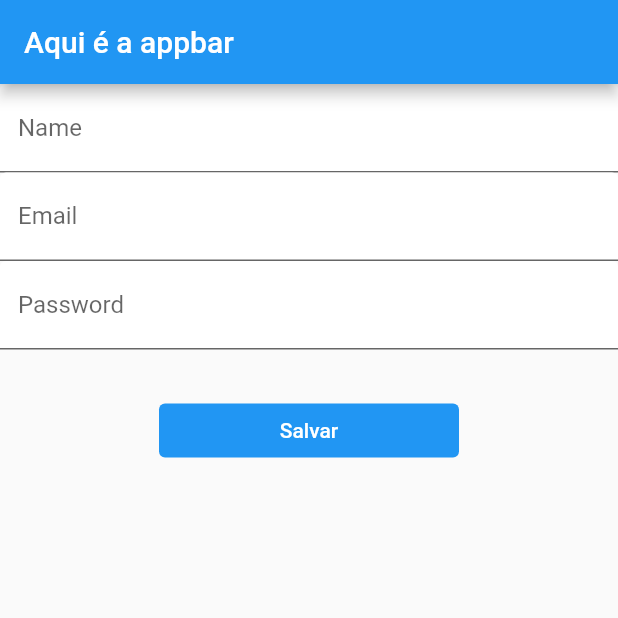
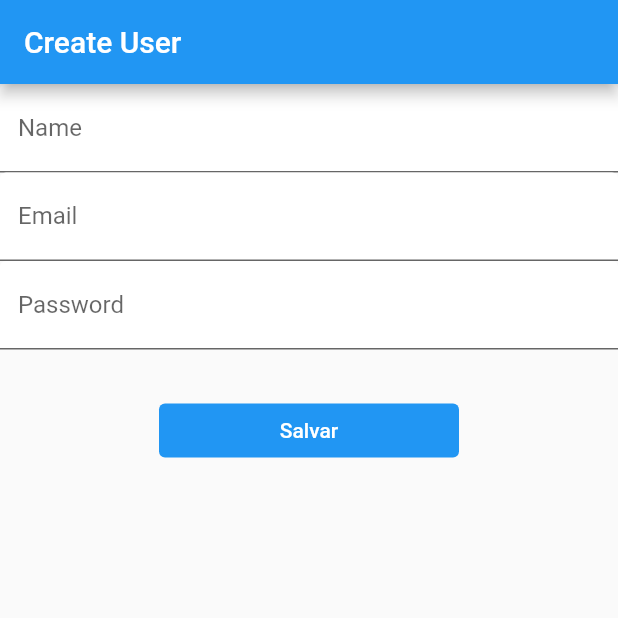
Before and after one commit to daniellberg/crud-flutter, a Flutter app: the screen it shows after launch, after a tap on "Salvar", on a phone screen of 412 x 824 dp, the top half of it. Run offline on Flutter 3.47's test engine with Material 2 defaults, Android fonts, the phone set to English and light mode, and no system bars.

```diff
--- a/lib/main.dart
+++ b/lib/main.dart
@@ -17,13 +17,10 @@ class MyApp extends StatelessWidget {
     return Provider(
       child: MaterialApp(
         title: 'Crud App', //nome navegador
-        home: Scaffold(
-          appBar: AppBar(
-            title: Text('Aqui é a appbar'),
-          ),
-          body: UserForm(),
-        ),
-        routes: {},
+        home: UserForm(),
+        routes: {
+          '/create':(_) => UserForm()
+        },
       ),
     );
   }
--- a/lib/user_form.dart
+++ b/lib/user_form.dart
@@ -1,5 +1,7 @@
 import 'package:flutter/material.dart';
 import 'package:flutter_application_1/field_form.dart';
+import 'package:flutter_application_1/provider.dart';
+import 'package:flutter_application_1/user.dart';
 
 class UserForm extends StatefulWidget {
   const UserForm({super.key});
@@ -16,7 +18,26 @@ TextEditingController controllerPass = TextEditingController();
 
   @override
   Widget build(BuildContext context) {
-    return Center(
+
+    void saveUser(){
+      Provider provider = Provider.of(context) as Provider;
+
+    //instancia da classe user um usuario novo
+      User user = User(
+        name: controllerName.text,
+        email: controllerEmail.text,
+        password: controllerPass.text
+      );
+
+      //salva na lista users
+      provider.users.insert(0, user);
+    }
+
+    return Scaffold(
+      appBar: AppBar(
+        title: Text('Create User'),
+      ),
+      body: Center(
         child: Column(
           children: [
             FieldForm(
@@ -38,7 +59,7 @@ TextEditingController controllerPass = TextEditingController();
               padding: const EdgeInsets.all(30.0),
               child: SizedBox(
                 width: 200.0,
-              child: TextButton(onPressed:() {},
+                child: TextButton(onPressed: saveUser,
                  child: Text('Salvar'),
                  style: ButtonStyle(
                   backgroundColor: MaterialStateProperty.all(Theme.of(context).primaryColor),
@@ -49,6 +70,7 @@ TextEditingController controllerPass = TextEditingController();
             ),
           ], //Children
         ),
+      ),
     ); //faz a centralizacao do q ta dentro dele
   }
 }
```
Lines whose indentation alone changed are shown as unchanged.
